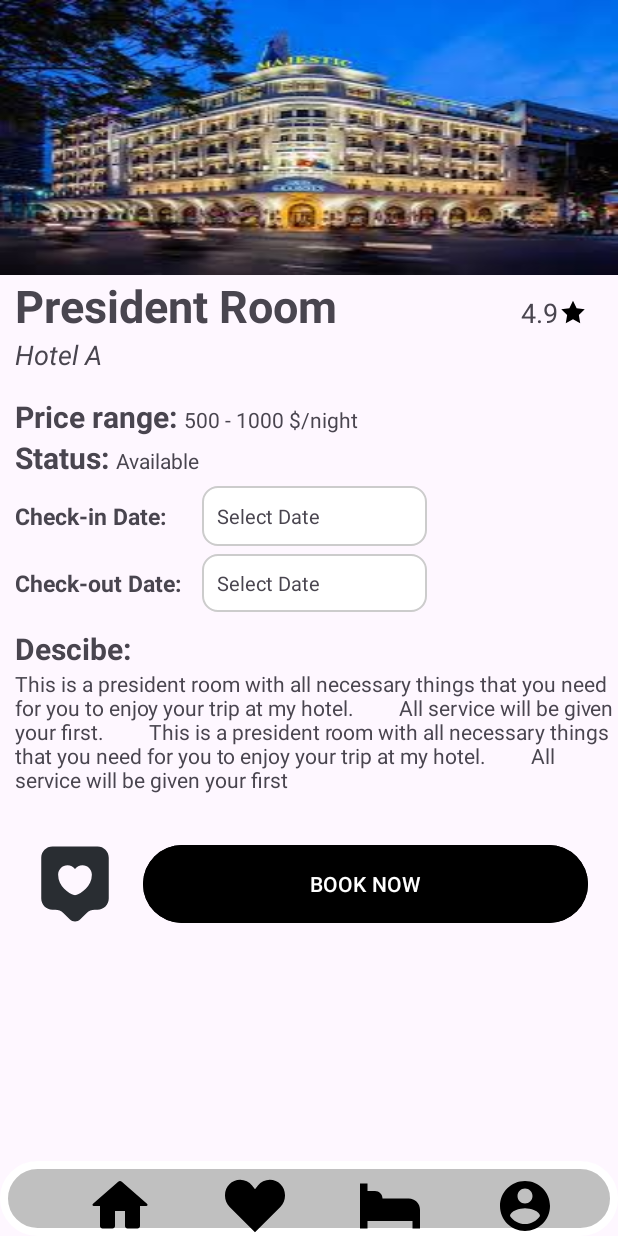
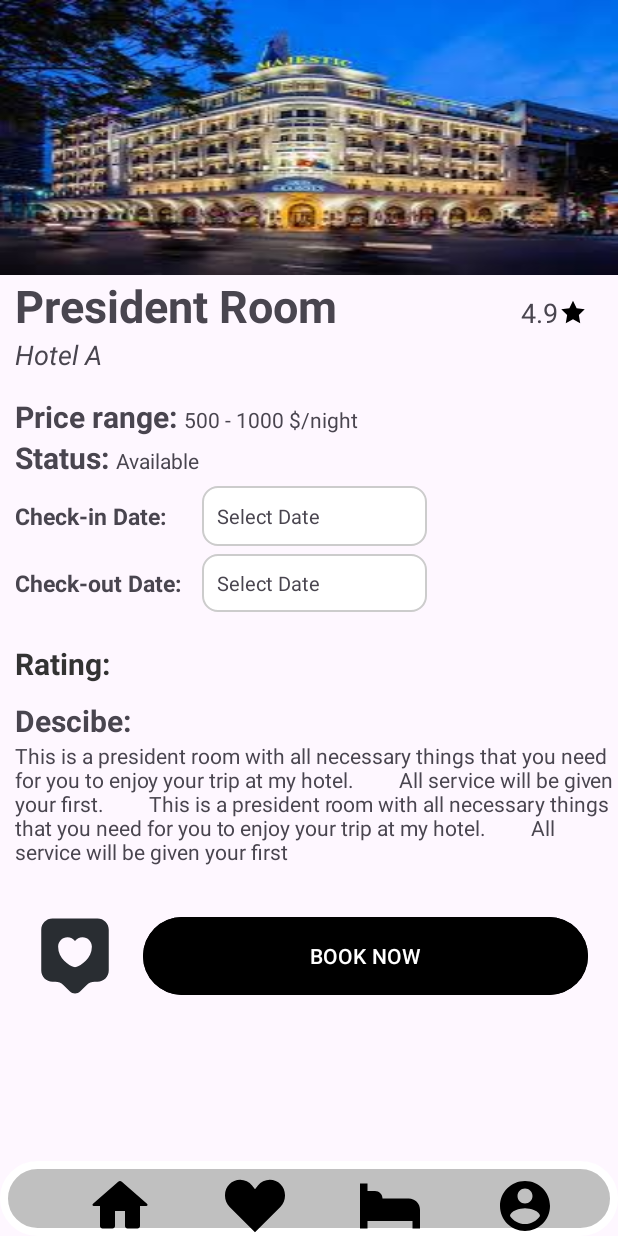
Before and after one commit to ttn-piw/booking_hotel_system, an Android app: the layout room_detail.xml on its own in the app's theme, with its tools: preview values and no code run, on a phone screen of 412 x 824 dp. Run offline under Robolectric (Android 15) with nearby library versions, the phone set to English and light mode, and no system bars; network calls fail.

Commit message:
Upload fetchs review android

```diff
--- a/android/app/src/main/java/com/example/booking_listview/model/Review.kt
+++ b/android/app/src/main/java/com/example/booking_listview/model/Review.kt
@@ -1,10 +1,8 @@
 package com.example.booking_listview.model
-
-import android.app.Person
 
 data class Review(
     val review_id: Int,
-    val ctgname : String,
+    val ctgname: String,
     val pname: String,
     val rating: String,
     val rating_text: String,
--- a/android/app/src/main/res/layout/recycleview_reviews_rooms.xml
+++ b/android/app/src/main/res/layout/recycleview_reviews_rooms.xml
@@ -19,7 +19,7 @@
             android:orientation="vertical">
 
             <TextView
-                android:id="@+id/tvPersonName"
+                android:id="@+id/txtUNameRV"
                 android:layout_width="wrap_content"
                 android:layout_height="wrap_content"
                 android:text="John Doe"
@@ -28,7 +28,7 @@
                 android:textStyle="bold" />
 
             <TextView
-                android:id="@+id/tvRatingScore"
+                android:id="@+id/txtRatingScoreRV"
                 android:layout_width="wrap_content"
                 android:layout_height="wrap_content"
                 android:layout_marginTop="4dp"
@@ -38,7 +38,7 @@
         </LinearLayout>
 
         <TextView
-            android:id="@+id/tvRatingText"
+            android:id="@+id/txtRatingTextRV"
             android:layout_width="wrap_content"
             android:layout_height="wrap_content"
             android:text="Great experience! Would highly recommend."
--- a/android/app/src/main/res/layout/room_detail.xml
+++ b/android/app/src/main/res/layout/room_detail.xml
@@ -183,6 +183,29 @@
                 android:layout_width="match_parent"
                 android:layout_height="wrap_content"
                 android:orientation="vertical"
+                android:layout_marginTop="15dp"
+                android:layout_marginLeft="10dp">
+
+                <TextView
+                    android:id="@+id/textView"
+                    android:layout_width="wrap_content"
+                    android:layout_height="wrap_content"
+                    android:text="Rating:"
+                    android:textSize="20sp"
+                    android:textStyle="bold"
+                    android:textColor="#333" />
+
+                <androidx.recyclerview.widget.RecyclerView
+                    android:id="@+id/rvAvailableReviewList"
+                    android:layout_width="match_parent"
+                    android:layout_height="wrap_content"
+                    android:layout_marginTop="5dp"/>
+            </LinearLayout>
+
+            <LinearLayout
+                android:layout_width="match_parent"
+                android:layout_height="wrap_content"
+                android:orientation="vertical"
                 android:layout_marginTop="5dp"
                 android:layout_marginLeft="10dp">
                 <TextView
```
Also changed, not shown: android/app/src/main/java/com/example/booking_listview/RoomDetail.kt (+71 -3 lines), android/app/src/main/java/com/example/booking_listview/adapter/RvReviewAdapter.kt (added, +32 -0 lines).
